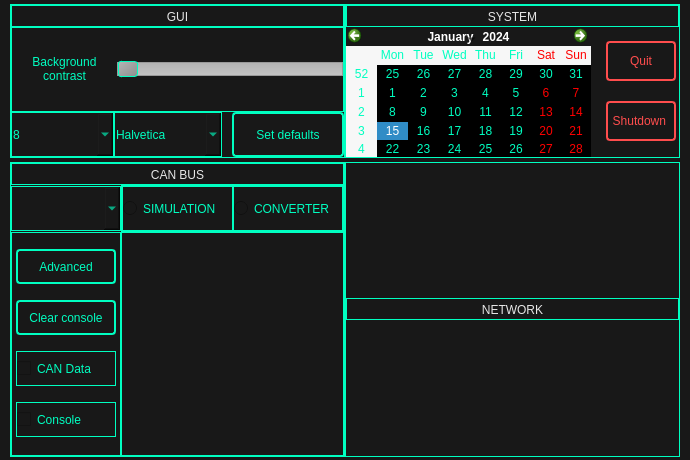
The window that ui/settings.ui (rozkalibrowany/vocc) describes before a commit, drawn with Qt 5.
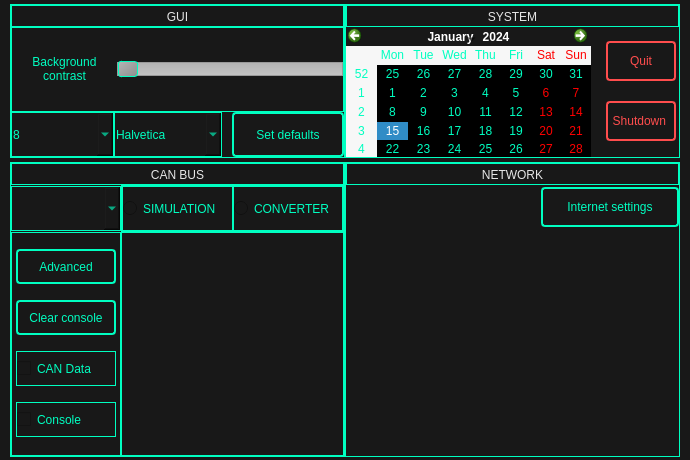
The same window after the commit. Icons and pictures are not drawn.

Commit message: Internet connection feature

What changed in the file:
```diff
--- a/ui/settings.ui
+++ b/ui/settings.ui
@@ -732,7 +732,204 @@
             </widget>
            </item>
            <item>
-            <layout class="QVBoxLayout" name="verticalLayout_5"/>
+            <layout class="QVBoxLayout" name="verticalLayout_5">
+             <item>
+              <widget class="QFrame" name="verticalFrame_4">
+               <property name="maximumSize">
+                <size>
+                 <width>16777215</width>
+                 <height>45</height>
+                </size>
+               </property>
+               <property name="styleSheet">
+                <string notr="true">border: none;</string>
+               </property>
+               <layout class="QVBoxLayout" name="verticalLayout_38">
+                <property name="spacing">
+                 <number>0</number>
+                </property>
+                <property name="leftMargin">
+                 <number>0</number>
+                </property>
+                <property name="topMargin">
+                 <number>0</number>
+                </property>
+                <property name="rightMargin">
+                 <number>0</number>
+                </property>
+                <property name="bottomMargin">
+                 <number>0</number>
+                </property>
+                <item>
+                 <layout class="QHBoxLayout" name="horizontalLayout_15">
+                  <property name="spacing">
+                   <number>0</number>
+                  </property>
+                  <property name="sizeConstraint">
+                   <enum>QLayout::SetMinimumSize</enum>
+                  </property>
+                  <item>
+                   <layout class="QVBoxLayout" name="verticalLayout_40">
+                    <property name="spacing">
+                     <number>0</number>
+                    </property>
+                    <property name="sizeConstraint">
+                     <enum>QLayout::SetMinimumSize</enum>
+                    </property>
+                    <item>
+                     <layout class="QHBoxLayout" name="horizontalLayout_16">
+                      <property name="spacing">
+                       <number>0</number>
+                      </property>
+                      <property name="sizeConstraint">
+                       <enum>QLayout::SetMinimumSize</enum>
+                      </property>
+                      <item>
+                       <widget class="QLabel" name="internetIcon">
+                        <property name="minimumSize">
+                         <size>
+                          <width>35</width>
+                          <height>0</height>
+                         </size>
+                        </property>
+                        <property name="maximumSize">
+                         <size>
+                          <width>35</width>
+                          <height>35</height>
+                         </size>
+                        </property>
+                        <property name="styleSheet">
+                         <string notr="true">QLabel {
+border-image: url(:44x44/44x44/no_internet.png);
+}
+
+QLabel[connected=&quot;true&quot;]  {
+border-image: url(:44x44/44x44/internet.png);
+}
+
+QLabel[connected=&quot;false&quot;]  {
+border-image: url(:44x44/44x44/no_internet.png);
+}</string>
+                        </property>
+                        <property name="text">
+                         <string/>
+                        </property>
+                        <property name="scaledContents">
+                         <bool>true</bool>
+                        </property>
+                       </widget>
+                      </item>
+                      <item>
+                       <widget class="QLabel" name="internetTxt">
+                        <property name="minimumSize">
+                         <size>
+                          <width>160</width>
+                          <height>40</height>
+                         </size>
+                        </property>
+                        <property name="maximumSize">
+                         <size>
+                          <width>16777215</width>
+                          <height>40</height>
+                         </size>
+                        </property>
+                        <property name="styleSheet">
+                         <string notr="true">font: 75 italic 11pt &quot;Halvetica&quot; ;
+color: #00ffc1;</string>
+                        </property>
+                        <property name="text">
+                         <string/>
+                        </property>
+                        <property name="alignment">
+                         <set>Qt::AlignCenter</set>
+                        </property>
+                       </widget>
+                      </item>
+                     </layout>
+                    </item>
+                   </layout>
+                  </item>
+                  <item>
+                   <layout class="QVBoxLayout" name="verticalLayout_39">
+                    <property name="spacing">
+                     <number>0</number>
+                    </property>
+                    <property name="sizeConstraint">
+                     <enum>QLayout::SetMinimumSize</enum>
+                    </property>
+                    <item>
+                     <widget class="QPushButton" name="netSettings">
+                      <property name="sizePolicy">
+                       <sizepolicy hsizetype="Preferred" vsizetype="Preferred">
+                        <horstretch>0</horstretch>
+                        <verstretch>0</verstretch>
+                       </sizepolicy>
+                      </property>
+                      <property name="minimumSize">
+                       <size>
+                        <width>0</width>
+                        <height>0</height>
+                       </size>
+                      </property>
+                      <property name="maximumSize">
+                       <size>
+                        <width>16777215</width>
+                        <height>16777215</height>
+                       </size>
+                      </property>
+                      <property name="styleSheet">
+                       <string notr="true">QPushButton {
+border: 2px solid #00ffc1;
+border-radius: 4px;
+padding: 2px;
+font: 75 italic 10pt &quot;Halvetica&quot; ;
+color: #00ffc1;
+}
+
+QPushButton:pressed{
+border: 4px solid #00ffc1;
+border-radius: 4px;
+padding: 2px;
+font: 75 italic 10pt &quot;Halvetica&quot; ;
+color: #00ffc1;
+}</string>
+                      </property>
+                      <property name="text">
+                       <string>Internet settings</string>
+                      </property>
+                     </widget>
+                    </item>
+                   </layout>
+                  </item>
+                 </layout>
+                </item>
+               </layout>
+              </widget>
+             </item>
+             <item>
+              <layout class="QVBoxLayout" name="verticalLayout_36">
+               <item>
+                <spacer name="verticalSpacer">
+                 <property name="orientation">
+                  <enum>Qt::Vertical</enum>
+                 </property>
+                 <property name="sizeHint" stdset="0">
+                  <size>
+                   <width>20</width>
+                   <height>40</height>
+                  </size>
+                 </property>
+                </spacer>
+               </item>
+              </layout>
+             </item>
+             <item>
+              <layout class="QVBoxLayout" name="verticalLayout_17"/>
+             </item>
+             <item>
+              <layout class="QVBoxLayout" name="verticalLayout_35"/>
+             </item>
+            </layout>
            </item>
           </layout>
          </widget>
```
The commit also changes 8 other files.
